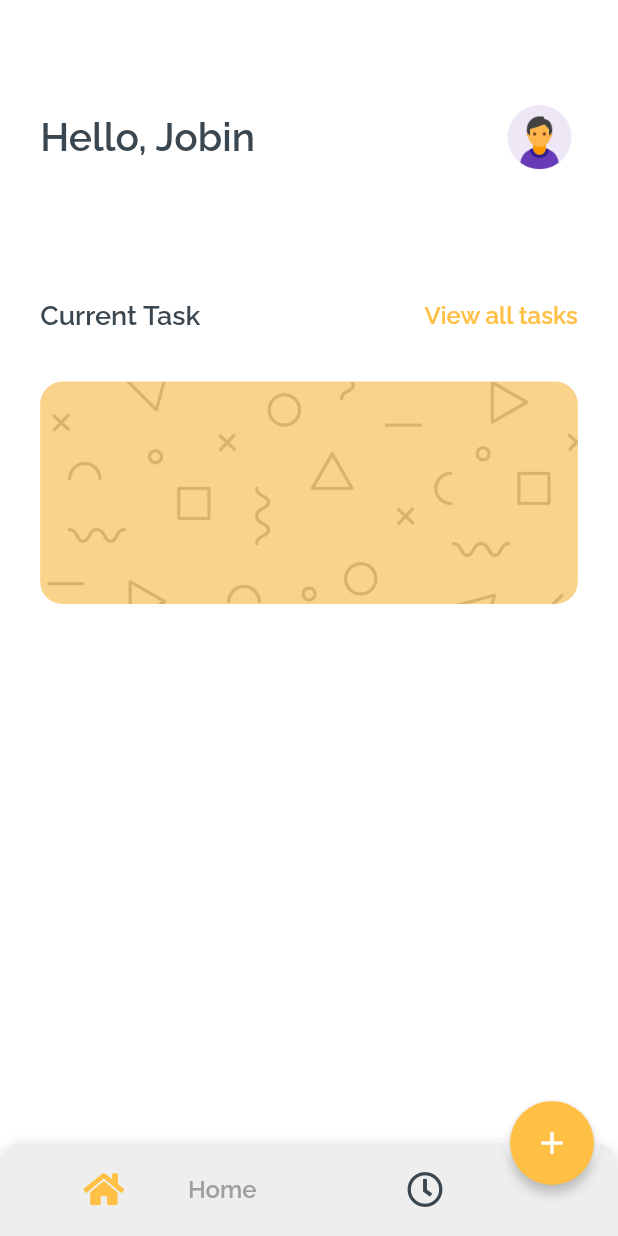
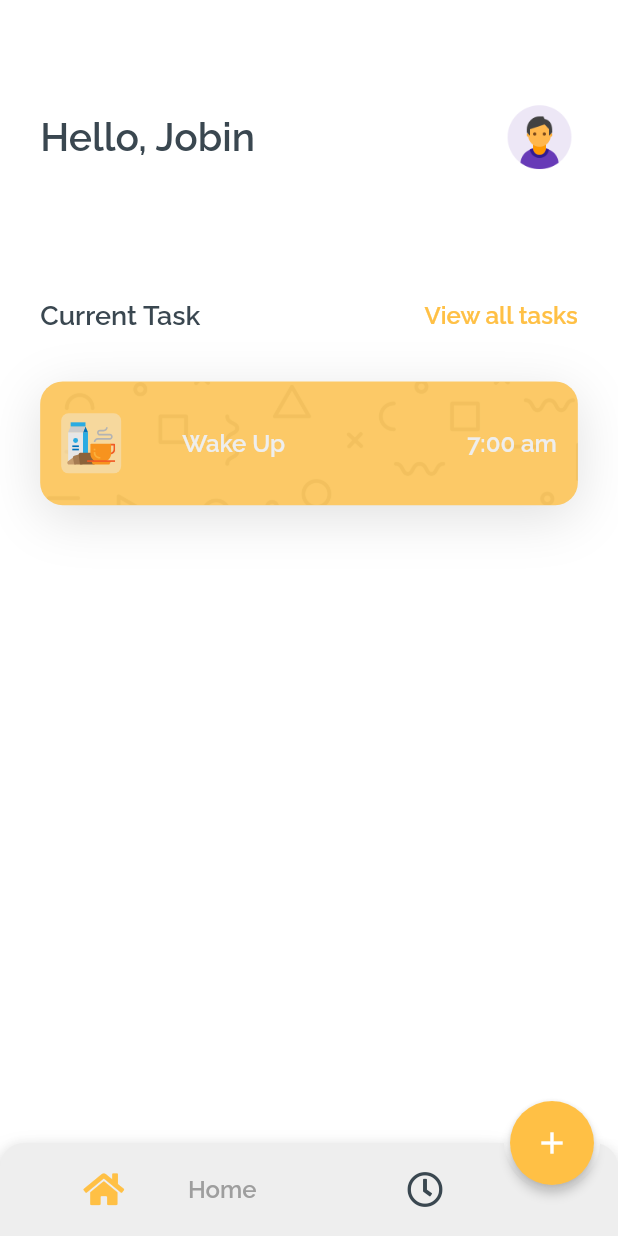
Before and after one commit to JobinBiju/Taskly, a Flutter app: the HomeView screen opened by its route, on a phone screen of 412 x 824 dp. Run offline on Flutter 3.47's test engine with Material 2 defaults, Android fonts, the phone set to English and light mode, and no system bars; drawn by our look-alikes of bubble_bottom_bar; our stand-ins replace flutter_svg, font_awesome_flutter, get, get_storage, google_fonts, lottie; accounts and stored records are empty.

Commit message:
Added current task design
Created initial design for current task

```diff
--- a/lib/app/global_widgets/decorated_Container.dart
+++ b/lib/app/global_widgets/decorated_Container.dart
@@ -1,33 +1,44 @@
 import 'package:flutter/material.dart';
+import 'package:taskly/app/theme/text_theme.dart';
 
 class DecoratedContainer extends StatelessWidget {
   const DecoratedContainer({
     Key key,
     this.child,
-    @required this.size,
+    this.height,
+    this.width,
+    this.margin,
+    this.color,
   }) : super(key: key);
 
-  final Size size;
   final Widget child;
+  final double height;
+  final double width;
+  final EdgeInsetsGeometry margin;
+  final Color color;
 
   @override
   Widget build(BuildContext context) {
+    Size size = MediaQuery.of(context).size;
     return Container(
-      height: size.height * 0.18,
-      width: double.infinity,
+      height: height,
+      width: width,
+      margin: margin,
       decoration: BoxDecoration(
-        borderRadius: BorderRadius.circular(15),
-        image: DecorationImage(
+          borderRadius: BorderRadius.circular(15),
+          image: DecorationImage(
             image: AssetImage('assets/images/containerMask.png'),
-            fit: BoxFit.cover),
-      ),
+            fit: BoxFit.cover,
+          ),
+          boxShadow: [kLightShadow]),
       child: Container(
-        height: size.height * 0.18,
-        width: double.infinity,
-        padding: EdgeInsets.all(15),
+        alignment: Alignment.center,
+        height: height,
+        width: width,
+        padding: EdgeInsets.all(14),
         decoration: BoxDecoration(
           borderRadius: BorderRadius.circular(15),
-          color: Theme.of(context).primaryColor.withOpacity(0.6),
+          color: color,
         ),
         child: child,
       ),
--- a/lib/app/modules/home/views/dashboard_view.dart
+++ b/lib/app/modules/home/views/dashboard_view.dart
@@ -1,4 +1,5 @@
 import 'package:flutter/material.dart';
+import 'package:flutter_svg/svg.dart';
 import 'package:get/get.dart';
 import 'package:taskly/app/global_widgets/decorated_Container.dart';
 import 'package:taskly/app/global_widgets/user_avatar.dart';
@@ -61,11 +62,39 @@ class DashboardView extends GetView {
           ),
           SizedBox(height: size.height * 0.04),
           DecoratedContainer(
-            size: size,
-            child: Row(
-              children: [],
-            ),
-          ),
+              height: size.height * 0.1,
+              width: double.infinity,
+              margin: EdgeInsets.only(bottom: 20),
+              color: Theme.of(context).primaryColor.withOpacity(0.8),
+              child: Row(
+                mainAxisAlignment: MainAxisAlignment.spaceBetween,
+                children: [
+                  Container(
+                    height: 40,
+                    width: 40,
+                    padding: EdgeInsets.all(4),
+                    decoration: BoxDecoration(
+                        color: Theme.of(context)
+                            .primaryColorLight
+                            .withOpacity(0.4),
+                        borderRadius: BorderRadius.circular(5)),
+                    child: SvgPicture.asset('assets/icons/breakfast.svg'),
+                  ),
+                  Text(
+                    'Wake Up',
+                    style: kSub2HeadTextStyle.copyWith(
+                        fontSize: 16,
+                        color: Theme.of(context).primaryColorLight),
+                  ),
+                  SizedBox(width: 40),
+                  Text(
+                    '7:00 am',
+                    style: kSub2HeadTextStyle.copyWith(
+                        fontSize: 16,
+                        color: Theme.of(context).primaryColorLight),
+                  ),
+                ],
+              )),
         ],
       ),
     );
--- a/lib/app/theme/text_theme.dart
+++ b/lib/app/theme/text_theme.dart
@@ -31,7 +31,7 @@ const kDefaultShadow = BoxShadow(
 );
 
 const kLightShadow = BoxShadow(
-  offset: Offset(0, 0),
-  blurRadius: 50,
+  offset: Offset(0, 8),
+  blurRadius: 30,
   color: Colors.black12,
 );
```
Also changed, not shown: assets/images/containerMask.png.
